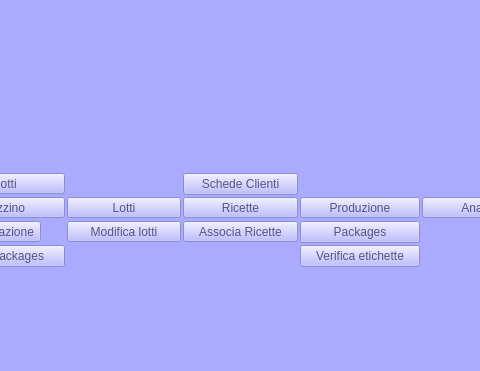
fblabs/hamlet-mod-sancon, file mainwindow.ui: the form before one commit; both pictures show x 316 to 796 and y 409 to 780 of the 979 by 780 pixel window.
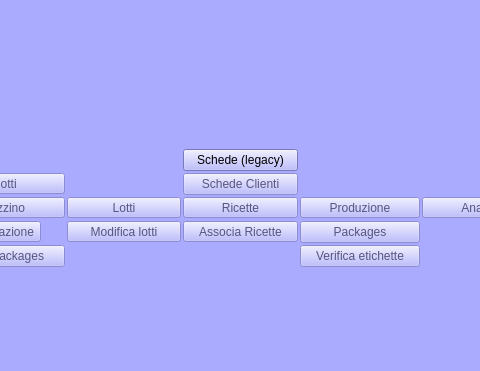
The form after the commit. Icons and pictures are not drawn.

Commit message: 1.5.9.3 Schede formatting and added Schede (legacy) (WIP)

What changed in the file:
```diff
--- a/mainwindow.ui
+++ b/mainwindow.ui
@@ -1267,6 +1267,13 @@
           </property>
          </widget>
         </item>
+        <item row="2" column="6">
+         <widget class="QPushButton" name="pbOldCards">
+          <property name="text">
+           <string>Schede (legacy)</string>
+          </property>
+         </widget>
+        </item>
        </layout>
       </item>
      </layout>
```
The commit also changes 10 other files.
